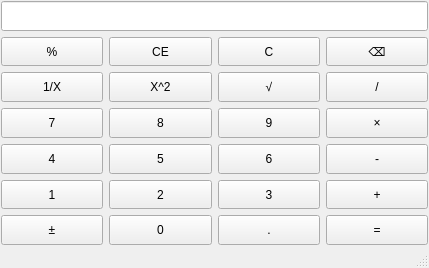
Qt form mainwindow.ui (yuancong2/New-Lab1) before a commit.
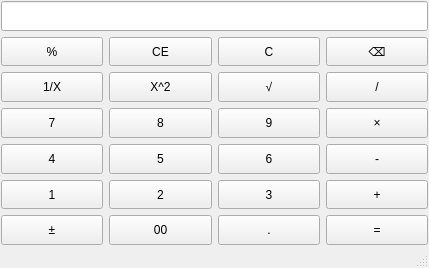
The same form after that commit.

What changed in the file:
```diff
--- a/mainwindow.ui
+++ b/mainwindow.ui
@@ -282,7 +282,7 @@
          </sizepolicy>
         </property>
         <property name="text">
-         <string>0</string>
+         <string>00</string>
         </property>
        </widget>
       </item>
```
